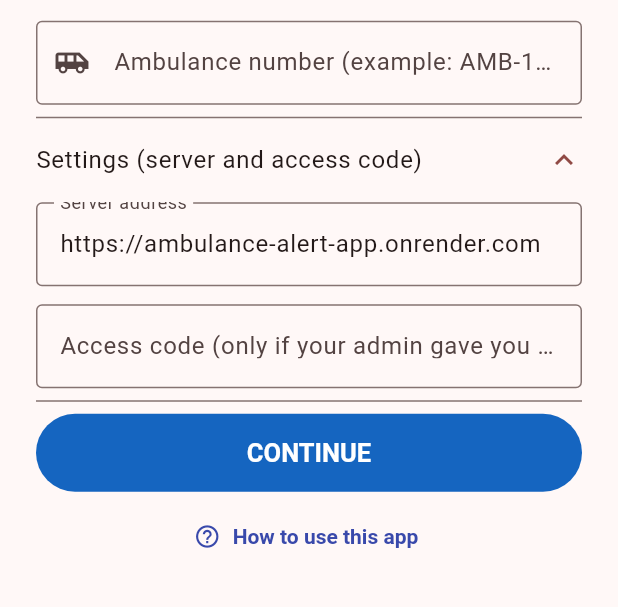
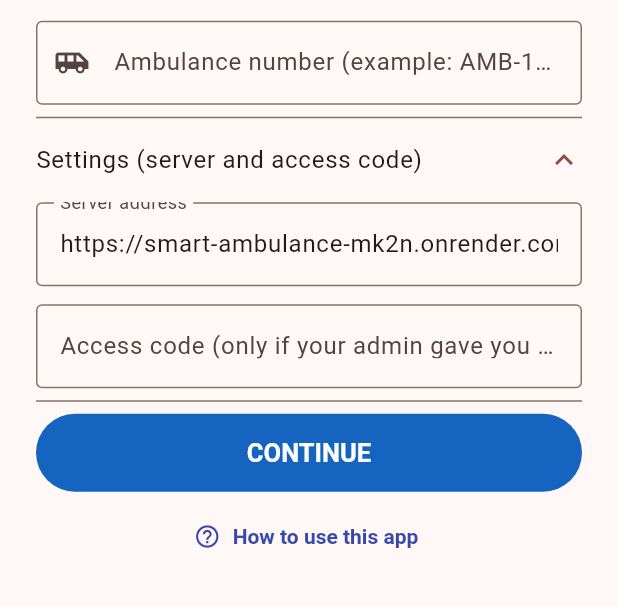
Before and after one commit to anishagupta9006cse-cloud/Smart_Ambulance, a Flutter app: the screen it shows after launch, after a tap on "Settings (server and access code)", on a phone screen of 412 x 824 dp, the part 502-1109 px from its top. Run offline on Flutter 3.47's test engine with Material 3 defaults, Android fonts, the phone set to English and light mode, and no system bars; our stand-ins replace flutter_map, flutter_tts, geolocator, latlong2, shared_preferences, socket_io_client and 1 more; accounts and stored records are empty; network calls fail.

Commit message:
Update config.dart

```diff
--- a/Smart_City_Ambulance/ambulance_alert_app/driver_app/lib/config.dart
+++ b/Smart_City_Ambulance/ambulance_alert_app/driver_app/lib/config.dart
@@ -4,7 +4,7 @@ class AppConfig {
   /// Server URL. It can also be changed under "Advanced" on the login screen.
   static const String defaultServer = String.fromEnvironment(
     'SERVER_URL',
-    defaultValue: 'https://ambulance-alert-app.onrender.com',
+    defaultValue: 'https://smart-ambulance-mk2n.onrender.com',
   );
   static const String tileUrl =
       'https://tile.openstreetmap.org/{z}/{x}/{y}.png';
```
